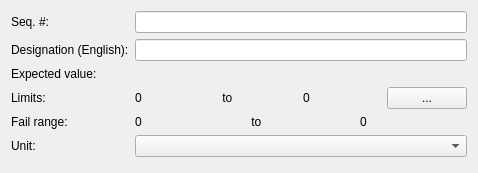
This is src/mdttools/mdttesttool/mdtTtTestModelItemEditor.ui in scandyna/multidiagtools as Qt 5 draws it before an edit. The edited form follows.
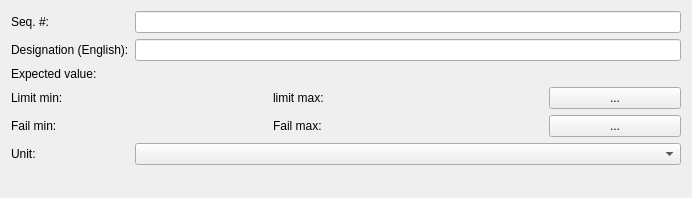
This is the edited form. Custom widgets are drawn as their Qt base class.

What changed in the file:
```diff
--- a/src/mdttools/mdttesttool/mdtTtTestModelItemEditor.ui
+++ b/src/mdttools/mdttesttool/mdtTtTestModelItemEditor.ui
@@ -6,8 +6,8 @@
    <rect>
     <x>0</x>
     <y>0</y>
-    <width>478</width>
-    <height>173</height>
+    <width>692</width>
+    <height>198</height>
    </rect>
   </property>
   <property name="windowTitle">
@@ -54,32 +54,24 @@
    <item row="3" column="0">
     <widget class="QLabel" name="lbLimitValueRange">
      <property name="text">
-      <string>Limits:</string>
+      <string>Limit min:</string>
      </property>
     </widget>
    </item>
    <item row="3" column="1">
     <layout class="QHBoxLayout" name="horizontalLayout">
      <item>
-      <widget class="QLabel" name="fld_LimitValueMin">
-       <property name="text">
-        <string>0</string>
-       </property>
-      </widget>
+      <widget class="mdtDoubleEdit" name="fld_LimitValueMin"/>
      </item>
      <item>
       <widget class="QLabel" name="label">
        <property name="text">
-        <string> to </string>
+        <string>limit max:</string>
        </property>
       </widget>
      </item>
      <item>
-      <widget class="QLabel" name="fld_LimitValueMax">
-       <property name="text">
-        <string>0</string>
-       </property>
-      </widget>
+      <widget class="mdtDoubleEdit" name="fld_LimitValueMax"/>
      </item>
      <item>
       <widget class="QPushButton" name="pbEditMinMax">
@@ -93,30 +85,29 @@
    <item row="4" column="0">
     <widget class="QLabel" name="lbFailValueRange">
      <property name="text">
-      <string>Fail range:</string>
+      <string>Fail min:</string>
      </property>
     </widget>
    </item>
    <item row="4" column="1">
     <layout class="QHBoxLayout" name="horizontalLayout_2">
      <item>
-      <widget class="QLabel" name="fld_FailValueMin">
-       <property name="text">
-        <string>0</string>
-       </property>
-      </widget>
+      <widget class="mdtDoubleEdit" name="fld_FailValueMin"/>
      </item>
      <item>
       <widget class="QLabel" name="label_2">
        <property name="text">
-        <string> to </string>
+        <string>Fail max:</string>
        </property>
       </widget>
      </item>
      <item>
-      <widget class="QLabel" name="fld_FailValueMax">
+      <widget class="mdtDoubleEdit" name="fld_FailValueMax"/>
+     </item>
+     <item>
+      <widget class="QPushButton" name="pbEditFailMinMax">
        <property name="text">
-        <string>0</string>
+        <string>...</string>
        </property>
       </widget>
      </item>
```
Left out of the diff: 74 changed lines with no effect on the pictures.
